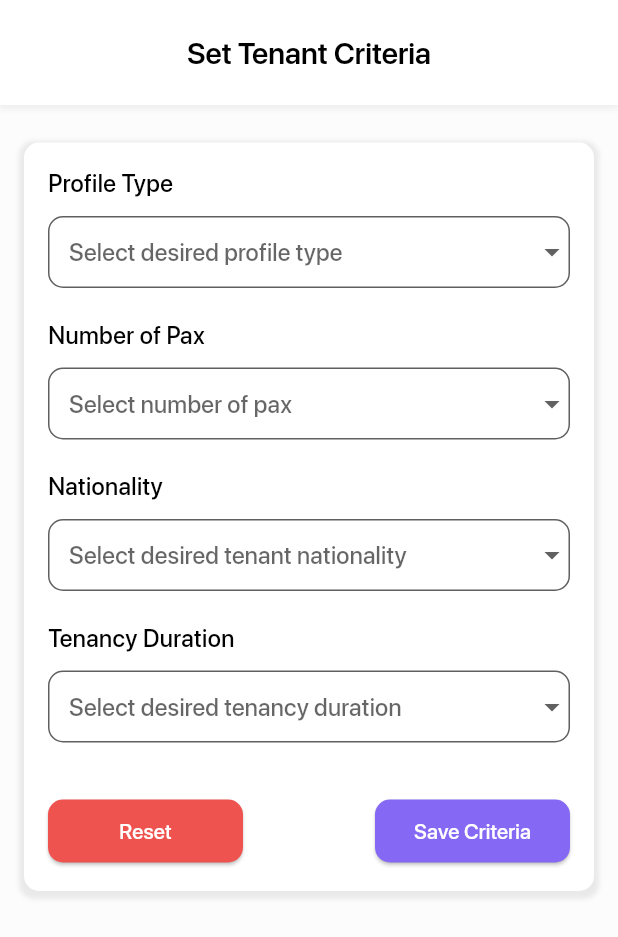
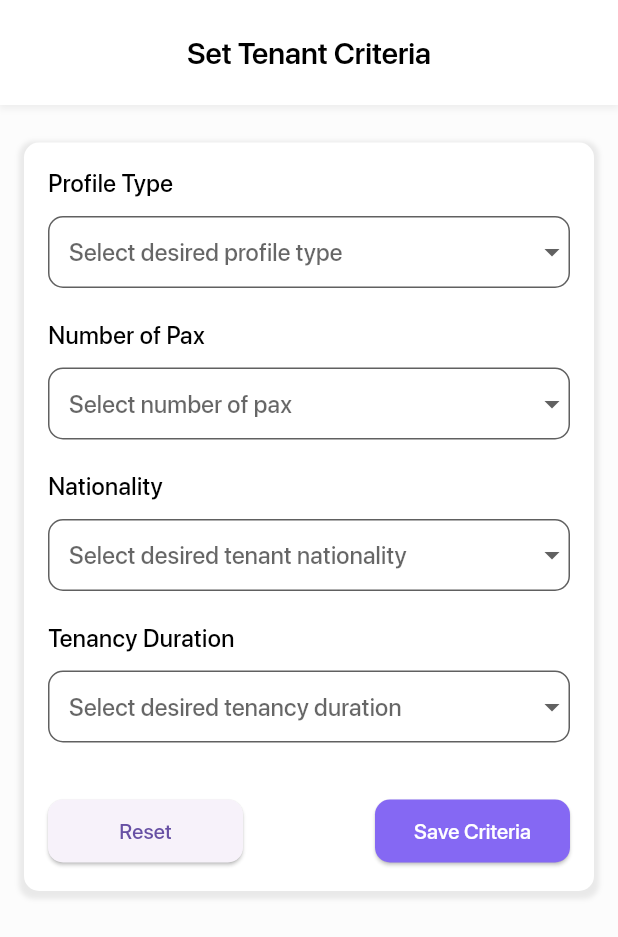
Before and after one commit to bazly21/hrs, a Flutter app: the TenantCriteriaSettingPage screen opened directly with empty values, on a phone screen of 412 x 824 dp. Shown: the top 937 px of the screen. Run offline on Flutter 3.47's test engine with Material 3 defaults, Android fonts, the phone set to English and light mode, and no system bars; our stand-ins replace carousel_indicator, carousel_slider, cloud_firestore, firebase_auth, firebase_core, firebase_storage and 6 more; accounts and stored records are empty.

Commit message:
landlord_tenant_criteria_setting_page.dart - Remove background color and foreground color for reset button

```diff
--- a/lib/pages/landord_pages/landlord_tenant_criteria_setting_page.dart
+++ b/lib/pages/landord_pages/landlord_tenant_criteria_setting_page.dart
@@ -1,5 +1,4 @@
 import 'package:flutter/material.dart';
-import 'package:flutter/widgets.dart';
 import 'package:hrs/components/custom_appbar.dart';
 import 'package:hrs/components/custom_dropdown.dart';
 import 'package:hrs/model/tenant_criteria/tenant_criteria.dart';
@@ -220,15 +219,14 @@ class _TenantCriteriaSettingPageState extends State<TenantCriteriaSettingPage> {
                     ElevatedButton(
                       onPressed: resetFormFields,
                       style: ElevatedButton.styleFrom(
-                        backgroundColor: Colors.red[400],
-                        foregroundColor: Colors.white,
+                        // backgroundColor: Colors.red[400],
+                        // foregroundColor: Colors.white,
                         fixedSize: const Size(130, 42),
                         shape: RoundedRectangleBorder(
                             borderRadius: BorderRadius.circular(10)),
                       ),
                       child: const Text('Reset'),
                     ),
-
                     ElevatedButton(
                       onPressed: () => saveTenantCriteria(context),
                       style: ElevatedButton.styleFrom(
```
